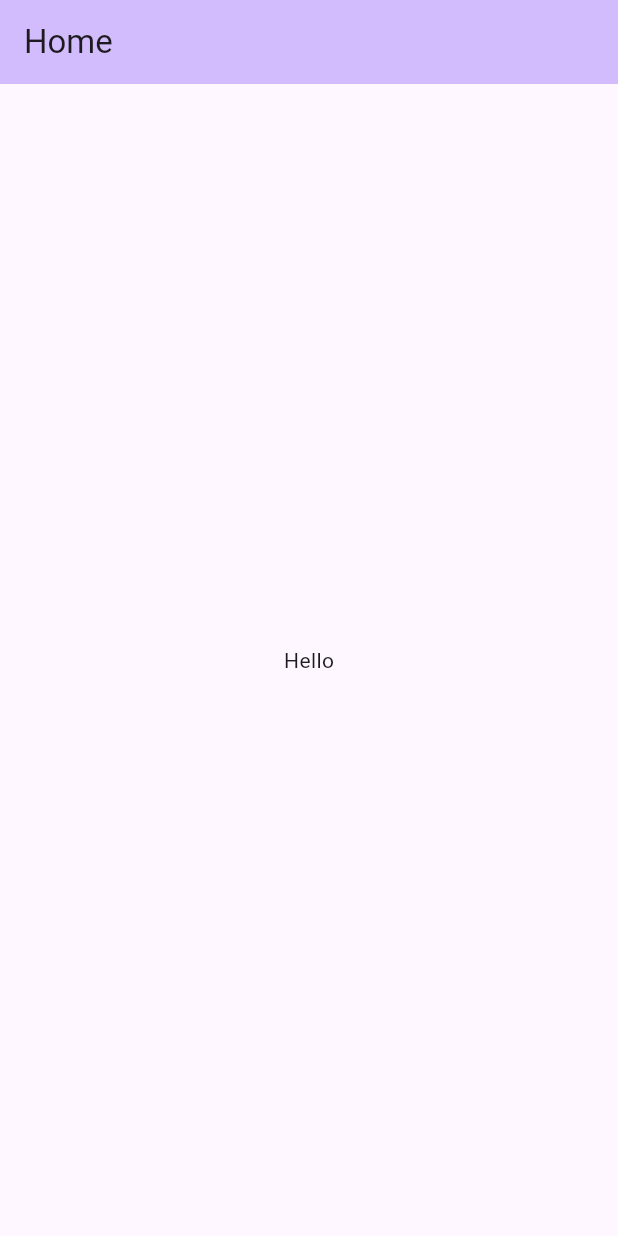
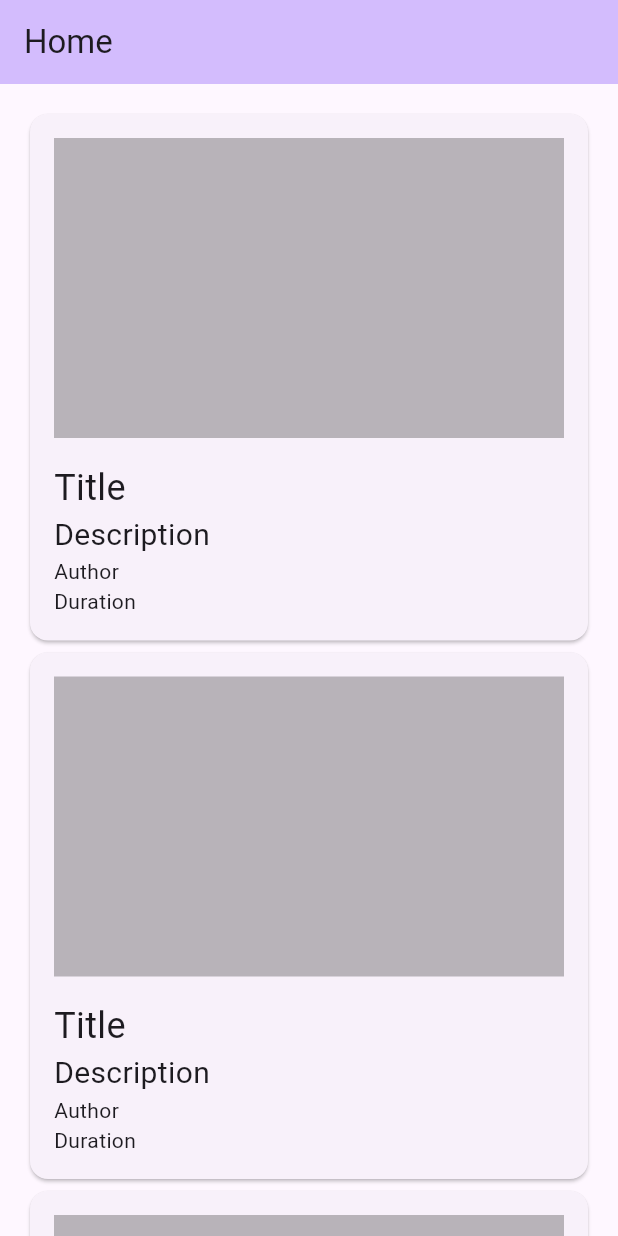
Before and after one commit to kukuhsain/simple-reels-flutter, a Flutter app: the screen it shows after launch, on a phone screen of 412 x 824 dp. Run offline on Flutter 3.47's test engine with Material 3 defaults, Android fonts, the phone set to English and light mode, and no system bars.

Commit message:
add dummy UI in HomeScreen

```diff
--- a/lib/ui/screens/home_screen.dart
+++ b/lib/ui/screens/home_screen.dart
@@ -10,8 +10,37 @@ class HomeScreen extends StatelessWidget {
         backgroundColor: Theme.of(context).colorScheme.inversePrimary,
         title: const Text('Home'),
       ),
-      body: const Center(
-        child: Text('Hello'),
+      body: ListView.builder(
+        padding: const EdgeInsets.all(16),
+        itemCount: 10,
+        itemBuilder: (context, index) {
+          return Card(
+            child: Padding(
+              padding: const EdgeInsets.all(16),
+              child: Column(
+                mainAxisAlignment: MainAxisAlignment.start,
+                crossAxisAlignment: CrossAxisAlignment.start,
+                children: [
+                  Container(
+                    color: Colors.black26,
+                    height: 200,
+                  ),
+                  const SizedBox(height: 16),
+                  const Text(
+                    'Title',
+                    style: TextStyle(fontSize: 24),
+                  ),
+                  const Text(
+                    'Description',
+                    style: TextStyle(fontSize: 20),
+                  ),
+                  const Text('Author'),
+                  const Text('Duration'),
+                ],
+              ),
+            ),
+          );
+        },
       ),
     );
   }
```
